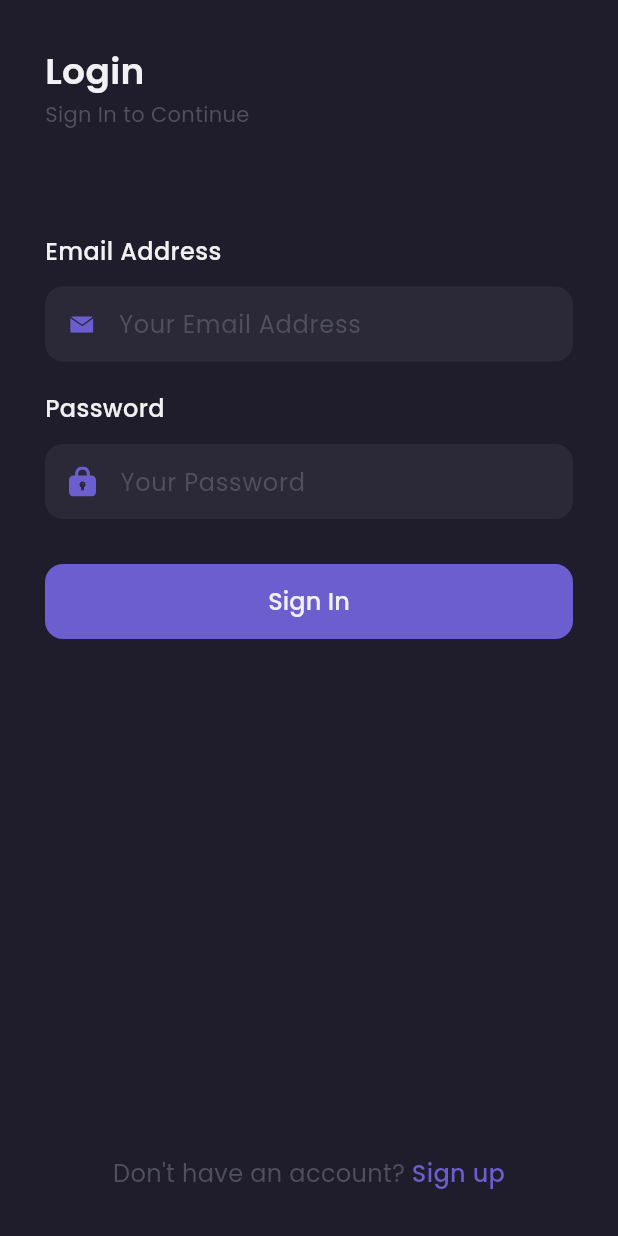
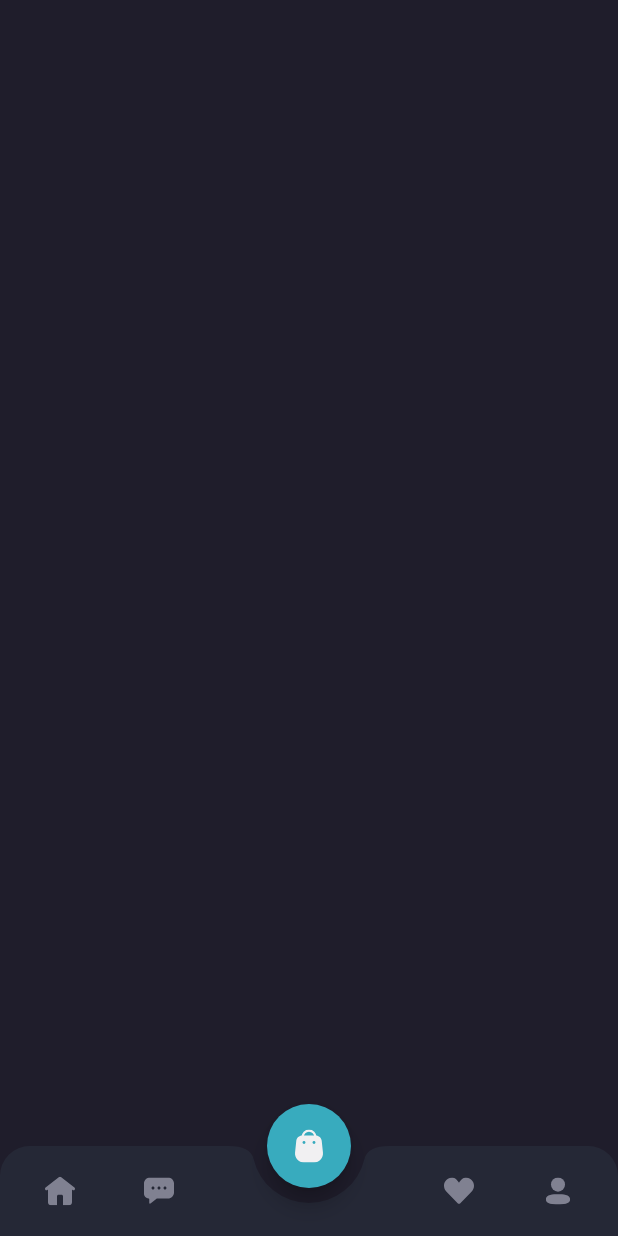
Before and after one commit to holis12821/shamo-app-mobile, a Flutter app: the screen it shows after launch, after a tap on "Sign In", on a phone screen of 412 x 824 dp. Run offline on Flutter 3.47's test engine with Material 3 defaults, Android fonts, the phone set to English and light mode, and no system bars; our stand-ins replace flutter_svg, google_fonts.

Commit message:
Create bottom navigation on homepage

```diff
--- a/lib/core/theme/custom_app_dimensions.dart
+++ b/lib/core/theme/custom_app_dimensions.dart
@@ -1,19 +1,25 @@
 
 class CustomAppDimensions {
 
-  //Margin and Padding
-  static var defaultMargin = 30.0;
-  static var margin70 = 70.0;
-  static var margin20 = 20.0;
-
-  //width and height widget
-  static var heightContainer = 50.0;
-
-  //Font Size
-  static var sizeSuperLarge = 24.0;
-  static var sizeMediumLarge = 22.0;
-  static var sizeLarge = 16.0;
-  static var sizeMedium = 14.0;
-  static var sizeMediumSmall = 13.0;
-  static var sizeSmall = 12.0;
+  //size
+  static const kSize30 = 30.0;
+  static const kSize80 = 80.0;
+  static const kSize70 = 70.0;
+  static const kSize60 = 60.0;
+  static const kSize20 = 20.0;
+  static const kSize50 = 50.0;
+  static const kSize40 = 40.0;
+  static const kSize17 = 17.0;
+  static const kSize18 = 18.0;
+  static const kSize43 = 43.0;
+  static const kSize112 = 112.0;
+  static const kSizeSuperLarge = 24.0;
+  static const kSizeMediumLarge = 22.0;
+  static const kSizeMediumSemiMedium = 18.0;
+  static const kSizeLarge = 16.0;
+  static const kSizeMedium = 14.0;
+  static const kSizeMediumSmall = 13.0;
+  static const kSizeSmall = 12.0;
+  static const kSize10 = 10.0;
+  static const kSizeSuperSmall = 2.0;
 }
--- a/lib/core/theme/custom_app_theme.dart
+++ b/lib/core/theme/custom_app_theme.dart
@@ -14,7 +14,6 @@ class CustomAppTheme {
   static const kStrokeColor = Color(0xFFE1E1E1);
   static const kDavysGray = Color(0xFF504F5E);
   static const kRaisinBlack = Color(0xFF2B2937);
-
-  /* Icon Assets */
-  static const kIconLogo = 'assets/images/nike_logo.png';
+  static const kRaisinBlackLight = Color(0xFF252836);
+  static const kMoonstone = Color(0xFF38ABBE);
 }
--- /dev/null
+++ b/lib/core/theme/custom_assets.dart
@@ -0,0 +1,5 @@
+class CustomAssets {
+  static var icCartWhite = "assets/icons/ic_cart_white.svg";
+  static const kIconLogo = 'assets/images/nike_logo.png';
+
+}
--- /dev/null
+++ b/lib/presentation/screens/home_screen/home_screen.dart
@@ -0,0 +1,32 @@
+import 'package:flutter/material.dart';
+import 'package:flutter_svg/flutter_svg.dart';
+import 'package:shamoapps/core/theme/custom_app_dimensions.dart';
+import 'package:shamoapps/core/theme/custom_app_theme.dart';
+import 'package:shamoapps/core/theme/custom_assets.dart';
+import 'package:shamoapps/presentation/widgets/custom_bottom_bar.dart';
+
+class HomeScreen extends StatelessWidget {
+  const HomeScreen({super.key});
+
+  @override
+  Widget build(BuildContext context) {
+    return Scaffold(
+      backgroundColor: CustomAppTheme.kRaisinPrimaryColor,
+      floatingActionButtonLocation: FloatingActionButtonLocation.centerDocked,
+      floatingActionButton: cartButton(),
+      bottomNavigationBar: const CustomBottomBar(),
+    );
+  }
+
+  Widget cartButton() {
+    return FloatingActionButton(
+      onPressed: () {},
+      shape: const CircleBorder(),
+      backgroundColor: CustomAppTheme.kSecondaryColor,
+      child: SvgPicture.asset(
+        CustomAssets.icCartWhite,
+        width: CustomAppDimensions.kSize20,
+      ),
+    );
+  }
+}
--- a/lib/presentation/screens/sign_in_screen/sign_in_screen.dart
+++ b/lib/presentation/screens/sign_in_screen/sign_in_screen.dart
@@ -10,29 +10,38 @@ class SignInScreen extends StatelessWidget {
 
 @override
 Widget build(BuildContext context) {
-    var localizations = AppLocalizations.of(context)!;
+  final localizations = AppLocalizations.of(context)!;
 
   return Scaffold(
+    resizeToAvoidBottomInset: true,
     backgroundColor: CustomAppTheme.kRaisinPrimaryColor,
     body: SafeArea(
       child: Container(
-          margin: EdgeInsets.symmetric(
-            horizontal: CustomAppDimensions.defaultMargin,
+        margin: const EdgeInsets.symmetric(
+          horizontal: CustomAppDimensions.kSize30,
         ),
+        child: Column(
+          children: [
+            Expanded(
+              child: SingleChildScrollView(
+                padding: const EdgeInsets.only(bottom: CustomAppDimensions.kSize20),
                 child: Column(
                   crossAxisAlignment: CrossAxisAlignment.start,
                   children: [
                     header(localizations.login),
-              const SizedBox(height: 2),
+                   const SizedBox(height: CustomAppDimensions.kSizeSuperSmall),
                     Text(
                       localizations.sign_in_to_continue,
                       style: CustomTextTheme.subtitleTextStyle,
                     ),
                     inputEmailFormComponent(localizations),
                     inputPasswordFormComponent(localizations),
-              signInButton(localizations.txt_button_sign_in),
-              const Spacer(),
-              footer(localizations),
+                    signInButton(context, localizations.txt_sign_in),
+                  ],
+                ),
+              ),
+            ),
+            footer(context, localizations), // Always appears, but can scroll when landscape
           ],
         ),
       ),
@@ -42,36 +51,39 @@ class SignInScreen extends StatelessWidget {
 
   Widget header(String title) {
     return Container(
-      margin: EdgeInsets.only(
-        top: CustomAppDimensions.defaultMargin,
+      margin: const EdgeInsets.only(
+        top: CustomAppDimensions.kSize30,
       ),
       child: Text(
         title,
         style: CustomTextTheme.primaryTextStyle.copyWith(
-          fontSize: 24,
+          fontSize: CustomAppDimensions.kSizeSuperLarge,
           fontWeight: CustomTextTheme.semiBold,
         ),
       ),
     );
   }
 
-  Widget footer(AppLocalizations localizations) {
+  Widget footer(BuildContext context, AppLocalizations localizations) {
     return Container(
-      margin: EdgeInsets.only(bottom: CustomAppDimensions.defaultMargin),
+      margin: const EdgeInsets.only(bottom: CustomAppDimensions.kSize30),
       child: Row(
         mainAxisAlignment: MainAxisAlignment.center,
         children: [
           Text(
             localizations.txt_footer,
             style: CustomTextTheme.subtitleTextStyle.copyWith(
-              fontSize: CustomAppDimensions.sizeLarge,
+              fontSize: CustomAppDimensions.kSizeSmall,
             ),
           ),
-          Text(
+          GestureDetector(
+            onTap: () => Navigator.pushNamed(context, '/sign-up'),
+            child: Text(
               localizations.txt_sign_up,
               style: CustomTextTheme.purpleTextStyle.copyWith(
-              fontSize: CustomAppDimensions.sizeLarge,
+                fontSize: CustomAppDimensions.kSizeSmall,
                 fontWeight: CustomTextTheme.medium,
+              ),
             ),
           ),
         ],
@@ -81,35 +93,38 @@ class SignInScreen extends StatelessWidget {
 
   Widget inputEmailFormComponent(AppLocalizations localizations) {
     return Container(
-      margin: EdgeInsets.only(top: CustomAppDimensions.margin70),
+      margin: const EdgeInsets.only(top: CustomAppDimensions.kSize70),
       child: Column(
         crossAxisAlignment: CrossAxisAlignment.start,
         children: [
           Text(
             localizations.email_address,
             style: CustomTextTheme.primaryTextStyle.copyWith(
-              fontSize: CustomAppDimensions.sizeLarge,
+              fontSize: CustomAppDimensions.kSizeLarge,
               fontWeight: CustomTextTheme.medium,
             ),
           ),
-          SizedBox(
-            height: CustomAppDimensions.sizeSmall,
+          const SizedBox(
+            height: CustomAppDimensions.kSizeSmall,
           ),
           Container(
-            height: CustomAppDimensions.heightContainer,
-            padding: const EdgeInsets.symmetric(horizontal: 16),
+            height: CustomAppDimensions.kSize50,
+            padding: const EdgeInsets.symmetric(
+              horizontal: CustomAppDimensions.kSizeLarge,
+            ),
             decoration: BoxDecoration(
               color: CustomAppTheme.kRaisinBlack,
-              borderRadius: BorderRadius.circular(12),
+              borderRadius:
+                  BorderRadius.circular(CustomAppDimensions.kSizeSmall),
             ),
             child: Center(
               child: Row(
                 children: [
                   SvgPicture.asset(
                     'assets/icons/ic_email.svg',
-                    width: 17,
+                    width: CustomAppDimensions.kSize17,
                   ),
-                  const SizedBox(width: 16),
+                  const SizedBox(width: CustomAppDimensions.kSizeLarge),
                   Expanded(
                     child: TextFormField(
                       style: CustomTextTheme.primaryTextStyle,
@@ -131,35 +146,37 @@ class SignInScreen extends StatelessWidget {
 
   Widget inputPasswordFormComponent(AppLocalizations localizations) {
     return Container(
-      margin: EdgeInsets.only(top: CustomAppDimensions.margin20),
+      margin: const EdgeInsets.only(top: CustomAppDimensions.kSize20),
       child: Column(
         crossAxisAlignment: CrossAxisAlignment.start,
         children: [
           Text(
             localizations.password,
             style: CustomTextTheme.primaryTextStyle.copyWith(
-              fontSize: CustomAppDimensions.sizeLarge,
+              fontSize: CustomAppDimensions.kSizeLarge,
               fontWeight: CustomTextTheme.medium,
             ),
           ),
-          SizedBox(
-            height: CustomAppDimensions.sizeSmall,
+          const SizedBox(
+            height: CustomAppDimensions.kSizeSmall,
           ),
           Container(
-            height: CustomAppDimensions.heightContainer,
-            padding: const EdgeInsets.symmetric(horizontal: 16),
+            height: CustomAppDimensions.kSize50,
+            padding:
+                const EdgeInsets.symmetric(horizontal: CustomAppDimensions.kSizeLarge),
             decoration: BoxDecoration(
               color: CustomAppTheme.kRaisinBlack,
-              borderRadius: BorderRadius.circular(12),
+              borderRadius:
+                  BorderRadius.circular(CustomAppDimensions.kSizeSmall),
             ),
             child: Center(
               child: Row(
                 children: [
                   SvgPicture.asset(
                     'assets/icons/ic_password.svg',
-                    width: 18,
+                    width: CustomAppDimensions.kSize18,
                   ),
-                  const SizedBox(width: 16),
+                  const SizedBox(width: CustomAppDimensions.kSizeLarge),
                   Expanded(
                     child: TextFormField(
                       style: CustomTextTheme.primaryTextStyle,
@@ -167,7 +184,8 @@ class SignInScreen extends StatelessWidget {
                       obscureText: true,
                       decoration: InputDecoration.collapsed(
                         hintText: localizations.hint_password,
-                          hintStyle: CustomTextTheme.subtitleTextStyle),
+                        hintStyle: CustomTextTheme.subtitleTextStyle,
+                      ),
                     ),
                   ),
                 ],
@@ -179,25 +197,27 @@ class SignInScreen extends StatelessWidget {
     );
   }
 
-  Widget signInButton(String textButton) {
+  Widget signInButton(BuildContext context, String textButton) {
     return Container(
       width: double.infinity,
-      height: CustomAppDimensions.heightContainer,
-      margin: EdgeInsets.only(
-        top: CustomAppDimensions.defaultMargin,
+      height: CustomAppDimensions.kSize50,
+      margin: const EdgeInsets.only(
+        top: CustomAppDimensions.kSize30,
       ),
       child: TextButton(
-        onPressed: () {},
+        onPressed: () {
+          Navigator.pushNamed(context, '/home');
+        },
         style: TextButton.styleFrom(
           backgroundColor: CustomAppTheme.kPrimaryColor,
           shape: RoundedRectangleBorder(
-            borderRadius: BorderRadius.circular(12),
+            borderRadius: BorderRadius.circular(CustomAppDimensions.kSizeSmall),
           ),
         ),
         child: Text(
           textButton,
           style: CustomTextTheme.primaryTextStyle.copyWith(
-              fontSize: CustomAppDimensions.sizeLarge,
+              fontSize: CustomAppDimensions.kSizeLarge,
               fontWeight: CustomTextTheme.medium),
         ),
       ),
--- /dev/null
+++ b/lib/presentation/widgets/custom_bottom_bar.dart
@@ -0,0 +1,72 @@
+import 'package:flutter/material.dart';
+import 'package:flutter_svg/flutter_svg.dart';
+import 'package:shamoapps/core/theme/custom_app_dimensions.dart';
+import 'package:shamoapps/core/theme/custom_app_theme.dart';
+
+class CustomBottomBar extends StatelessWidget {
+  const CustomBottomBar({super.key});
+
+  @override
+  Widget build(BuildContext context) {
+    return ClipRRect(
+      borderRadius: const BorderRadius.vertical(
+        top: Radius.circular(CustomAppDimensions.kSize20),
+      ),
+      child: BottomAppBar(
+        height: CustomAppDimensions.kSize60,
+        elevation: 0,
+        color: CustomAppTheme.kRaisinBlackLight,
+        shape: const CircularNotchedRectangle(),
+        notchMargin: CustomAppDimensions.kSize10,
+        clipBehavior: Clip.antiAlias,
+        child: Row(
+          mainAxisAlignment: MainAxisAlignment.spaceBetween,
+          children: [
+            Row(
+              children: [
+                IconButton(
+                  onPressed: () {},
+                  icon: SvgPicture.asset(
+                    'assets/icons/ic_home.svg',
+                    width: CustomAppDimensions.kSize20,
+                    height: CustomAppDimensions.kSize20,
+                  ),
+                ),
+                const SizedBox(width: CustomAppDimensions.kSize18),
+                IconButton(
+                  onPressed: () {},
+                  icon: SvgPicture.asset(
+                    'assets/icons/ic_chat.svg',
+                    width: CustomAppDimensions.kSize20,
+                    height: CustomAppDimensions.kSize20,
+                  ),
+                ),
+              ],
+            ),
+            Row(
+              children: [
+                IconButton(
+                  onPressed: () {},
+                  icon: SvgPicture.asset(
+                    'assets/icons/ic_wishlist.svg',
+                    width: CustomAppDimensions.kSize20,
+                    height: CustomAppDimensions.kSize20,
+                  ),
+                ),
+                const SizedBox(width: CustomAppDimensions.kSize18),
+                IconButton(
+                  onPressed: () {},
+                  icon: SvgPicture.asset(
+                    'assets/icons/ic_profile_grey.svg',
+                    width: CustomAppDimensions.kSize18,
+                    height: CustomAppDimensions.kSize18,
+                  ),
+                ),
+              ],
+            ),
+          ],
+        ),
+      ),
+    );
+  }
+}
--- a/lib/routes/app_route.dart
+++ b/lib/routes/app_route.dart
@@ -1,7 +1,11 @@
+import 'package:shamoapps/presentation/screens/home_screen/home_screen.dart';
 import 'package:shamoapps/presentation/screens/sign_in_screen/sign_in_screen.dart';
+import 'package:shamoapps/presentation/screens/sign_up_screen/sign_up_screen.dart';
 
 class AppRoute {
   static var routeHandler = {
     '/': (context) => const SignInScreen(),
+    '/sign-up': (context) => const SignUpScreen(),
+    '/home': (context) => const HomeScreen(),
   };
 }
```
Also changed, not shown: lib/l10n/intl_en.arb (+9 -3 lines), lib/l10n/intl_id.arb (+27 -2 lines), lib/presentation/screens/sign_up_screen/sign_up_screen.dart (added, +338 -0 lines), lib/src/generated/i18n/app_localizations.dart, lib/src/generated/i18n/app_localizations_en.dart, lib/src/generated/i18n/app_localizations_id.dart, 1 other file. Lines whose indentation alone changed are shown as unchanged.
